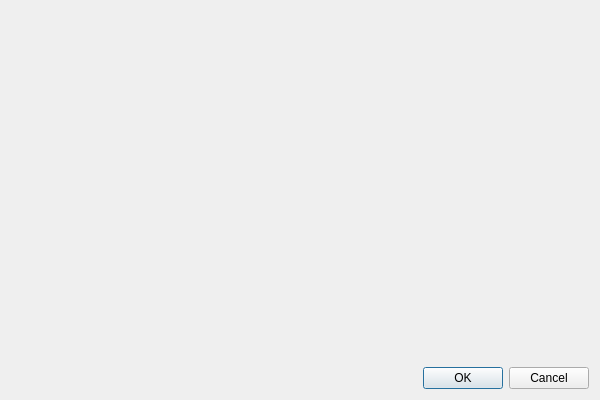
This is platform_base/src/platform_base/desktop/ui_files/aboutDialog.ui in thiagoarcan/Warp as Qt 5 draws it before an edit. The edited form follows.
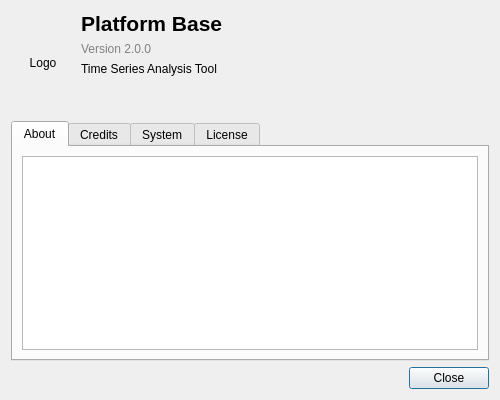
This is the edited form.

Commit message:
feat: Add AxesConfigDialog and SyncSettingsWidget for enhanced configuration options
- Implemented AxesConfigDialog UI for configuring axis titles, limits, scales, and grid settings.
- Created SyncSettingsWidget UI for selecting synchronization methods and target frequency settings.
- Added corresponding Python classes for both widgets to handle UI logic and signal emissions.
- Introduced base module for desktop widgets to maintain backward compatibility and re-export UI loader mixin.

Diff of the .ui file:
```diff
--- a/platform_base/src/platform_base/desktop/ui_files/aboutDialog.ui
+++ b/platform_base/src/platform_base/desktop/ui_files/aboutDialog.ui
@@ -6,7 +6,7 @@
    <rect>
     <x>0</x>
     <y>0</y>
-    <width>600</width>
+    <width>500</width>
     <height>400</height>
    </rect>
   </property>
@@ -15,20 +15,181 @@
   </property>
   <layout class="QVBoxLayout" name="mainLayout">
    <item>
-    <widget class="QWidget" name="contentWidget">
-     <layout class="QVBoxLayout" name="contentLayout"/>
-    </widget>
+    <layout class="QHBoxLayout" name="headerLayout">
+     <item>
+      <widget class="QLabel" name="logoLabel">
+       <property name="minimumSize">
+        <size>
+         <width>64</width>
+         <height>64</height>
+        </size>
+       </property>
+       <property name="maximumSize">
+        <size>
+         <width>64</width>
+         <height>64</height>
+        </size>
+       </property>
+       <property name="text">
+        <string>Logo</string>
+       </property>
+       <property name="alignment">
+        <set>Qt::AlignCenter</set>
+       </property>
+      </widget>
+     </item>
+     <item>
+      <layout class="QVBoxLayout" name="titleLayout">
+       <item>
+        <widget class="QLabel" name="titleLabel">
+         <property name="text">
+          <string>Platform Base</string>
+         </property>
+         <property name="font">
+          <font>
+           <pointsize>16</pointsize>
+           <bold>true</bold>
+          </font>
+         </property>
+        </widget>
+       </item>
+       <item>
+        <widget class="QLabel" name="versionLabel">
+         <property name="text">
+          <string>Version 2.0.0</string>
+         </property>
+         <property name="styleSheet">
+          <string>color: gray;</string>
+         </property>
+        </widget>
+       </item>
+       <item>
+        <widget class="QLabel" name="subtitleLabel">
+         <property name="text">
+          <string>Time Series Analysis Tool</string>
+         </property>
+        </widget>
+       </item>
+       <item>
+        <spacer name="titleSpacer">
+         <property name="orientation">
+          <enum>Qt::Vertical</enum>
+         </property>
+         <property name="sizeHint" stdset="0">
+          <size>
+           <width>0</width>
+           <height>0</height>
+          </size>
+         </property>
+        </spacer>
+       </item>
+      </layout>
+     </item>
+     <item>
+      <spacer name="headerSpacer">
+       <property name="orientation">
+        <enum>Qt::Horizontal</enum>
+       </property>
+       <property name="sizeHint" stdset="0">
+        <size>
+         <width>40</width>
+         <height>20</height>
+        </size>
+       </property>
+      </spacer>
+     </item>
+    </layout>
    </item>
    <item>
-    <widget class="QDialogButtonBox" name="buttonBox">
-     <property name="orientation">
-      <enum>Qt::Horizontal</enum>
+    <widget class="QTabWidget" name="tabs">
+     <property name="currentIndex">
+      <number>0</number>
      </property>
-     <property name="standardButtons">
-      <set>QDialogButtonBox::Cancel|QDialogButtonBox::Ok</set>
-     </property>
+     <widget class="QWidget" name="aboutTab">
+      <attribute name="title">
+       <string>About</string>
+      </attribute>
+      <layout class="QVBoxLayout" name="aboutTabLayout">
+       <item>
+        <widget class="QTextEdit" name="aboutText">
+         <property name="readOnly">
+          <bool>true</bool>
+         </property>
+        </widget>
+       </item>
+      </layout>
+     </widget>
+     <widget class="QWidget" name="creditsTab">
+      <attribute name="title">
+       <string>Credits</string>
+      </attribute>
+      <layout class="QVBoxLayout" name="creditsTabLayout">
+       <item>
+        <widget class="QTextEdit" name="creditsText">
+         <property name="readOnly">
+          <bool>true</bool>
+         </property>
+        </widget>
+       </item>
+      </layout>
+     </widget>
+     <widget class="QWidget" name="systemTab">
+      <attribute name="title">
+       <string>System</string>
+      </attribute>
+      <layout class="QVBoxLayout" name="systemTabLayout">
+       <item>
+        <widget class="QTextEdit" name="systemText">
+         <property name="readOnly">
+          <bool>true</bool>
+         </property>
+        </widget>
+       </item>
+      </layout>
+     </widget>
+     <widget class="QWidget" name="licenseTab">
+      <attribute name="title">
+       <string>License</string>
+      </attribute>
+      <layout class="QVBoxLayout" name="licenseTabLayout">
+       <item>
+        <widget class="QTextEdit" name="licenseText">
+         <property name="readOnly">
+          <bool>true</bool>
+         </property>
+        </widget>
+       </item>
+      </layout>
+     </widget>
     </widget>
    </item>
+   <item>
+    <layout class="QHBoxLayout" name="buttonsLayout">
+     <item>
+      <spacer name="buttonsSpacer">
+       <property name="orientation">
+        <enum>Qt::Horizontal</enum>
+       </property>
+       <property name="sizeHint" stdset="0">
+        <size>
+         <width>40</width>
+         <height>20</height>
+        </size>
+       </property>
+      </spacer>
+     </item>
+     <item>
+      <widget class="QPushButton" name="closeBtn">
+       <property name="text">
+        <string>Close</string>
+       </property>
+       <property name="default">
+        <bool>true</bool>
+       </property>
+      </widget>
+     </item>
+    </layout>
+   </item>
   </layout>
  </widget>
  <resources/>
```
Left out of the diff: 25 changed lines with no effect on the pictures. The commit also changes 46 other files.
